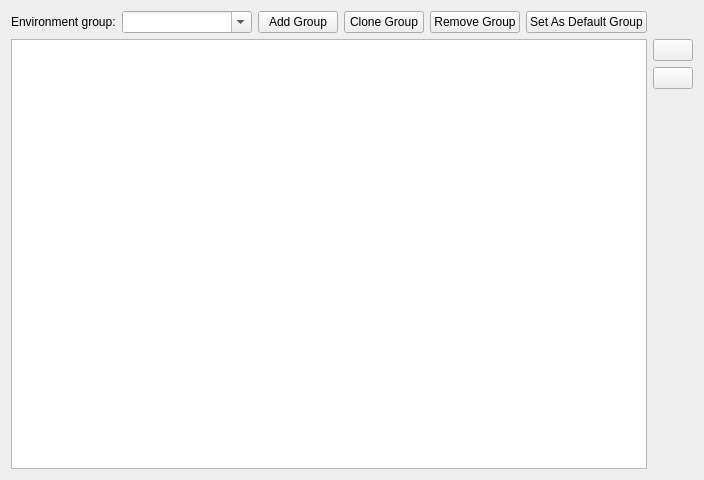
Above: shell/settings/environmentwidget.ui from KDE/kdevelop before the change. Below: the same form after it.
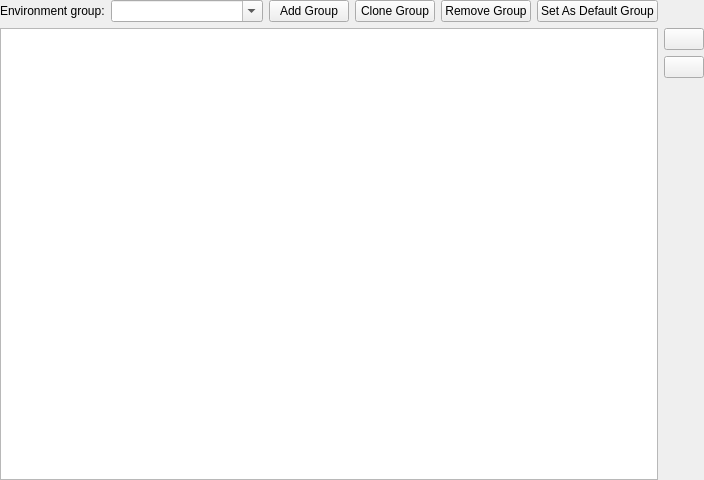
That is the form after the change. Custom widgets are drawn as their Qt base class.

Commit message: Remove additional margin around setting pages

Patch:
```diff
--- a/shell/settings/environmentwidget.ui
+++ b/shell/settings/environmentwidget.ui
@@ -11,6 +11,9 @@
    </rect>
   </property>
   <layout class="QGridLayout" name="gridLayout">
+   <property name="margin">
+    <number>0</number>
+   </property>
    <item row="0" column="0">
     <layout class="QHBoxLayout" name="horizontalLayout">
      <item>
```
The commit also changes 10 other files.
